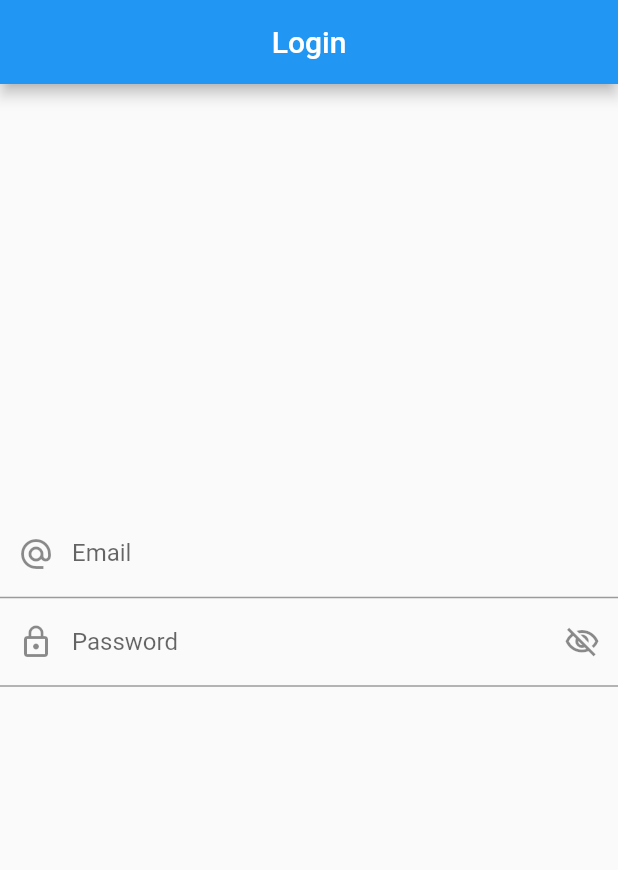
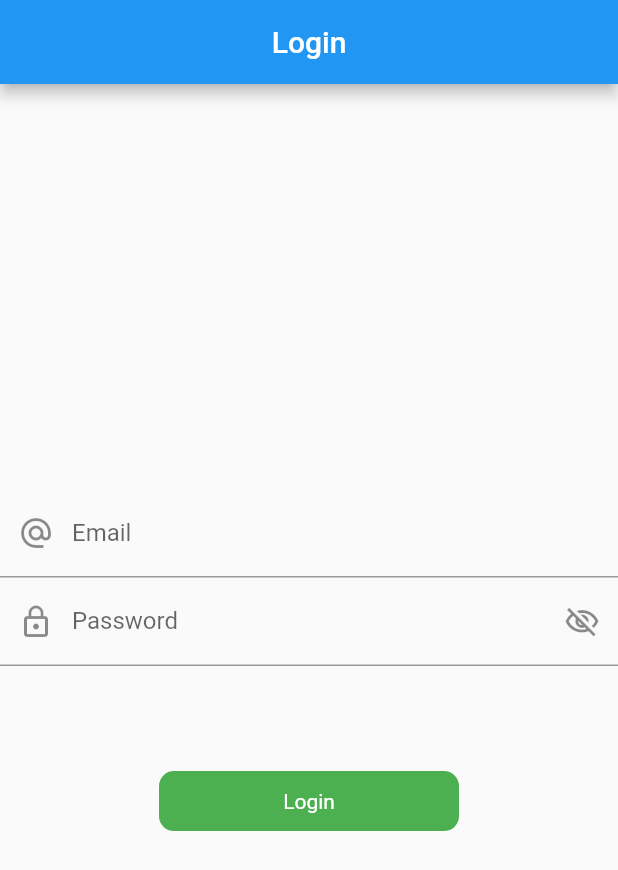
Before and after one commit to ShahedMohammadHridoy/flutter-mvvm, a Flutter app: the screen it shows after launch, on a phone screen of 412 x 824 dp. Shown: the top 870 px of the screen. Run offline on Flutter 3.47's test engine with Material 2 defaults, Android fonts, the phone set to English and light mode, and no system bars; our stand-ins replace another_flushbar, fluttertoast.

Commit message:
Login screen

```diff
--- /dev/null
+++ b/lib/res/color.dart
@@ -0,0 +1,7 @@
+import 'package:flutter/material.dart';
+
+class AppColor {
+  static const Color blackColor = Color(0xFF000000);
+  static const Color whiteColor = Color(0xFFFFFFFF);
+  static const Color buttonColor = Colors.green;
+}
--- /dev/null
+++ b/lib/res/components/round_button.dart
@@ -0,0 +1,37 @@
+import 'package:flutter/material.dart';
+import 'package:mvvm/res/color.dart';
+
+class RoundButton extends StatelessWidget {
+  final String title;
+  final bool loading;
+  final VoidCallback onPress;
+
+  const RoundButton(
+      {Key? key,
+      required this.title,
+      this.loading = false,
+      required this.onPress})
+      : super(key: key);
+
+  @override
+  Widget build(BuildContext context) {
+    return InkWell(
+      onTap: onPress,
+      child: Container(
+        height: 40,
+        width: 200,
+        decoration: BoxDecoration(
+          borderRadius: BorderRadius.circular(10.0),
+          color: AppColor.buttonColor,
+        ),
+        child: Center(
+            child: loading
+                ? const CircleAvatar()
+                : Text(
+                    title,
+                    style: const TextStyle(color: AppColor.whiteColor),
+                  )),
+      ),
+    );
+  }
+}
--- a/lib/utils/utils.dart
+++ b/lib/utils/utils.dart
@@ -20,16 +20,16 @@ class Utils {
     );
   }
 
-  static flashBarErrorMessage(
+  static flushBarErrorMessage(
       /*String title,*/ String message, BuildContext context) {
     showFlushbar(
       context: context,
       flushbar: Flushbar(
+        backgroundColor: Colors.red,
         message: message,
         duration: const Duration(seconds: 3),
         // title: title,
         // titleColor: Colors.black,
-        // backgroundColor: Colors.red,
         // margin: const EdgeInsets.symmetric(horizontal: 2.0, vertical: 2.0),
         // padding: const EdgeInsets.all(20.0),
         // forwardAnimationCurve: Curves.bounceInOut,
--- a/lib/view/login_view.dart
+++ b/lib/view/login_view.dart
@@ -1,4 +1,5 @@
 import 'package:flutter/material.dart';
+import 'package:mvvm/res/components/round_button.dart';
 import 'package:mvvm/utils/utils.dart';
 
 class LoginView extends StatefulWidget {
@@ -66,8 +67,23 @@ class _LoginViewState extends State<LoginView> {
                   );
                 }),
             SizedBox(
-              height: height * .1,
-            )
+              height: height * .085,
+            ),
+            RoundButton(
+              title: "Login",
+              onPress: () {
+                if (_emailController.text.isEmpty) {
+                  Utils.flushBarErrorMessage('Please enter email', context);
+                } else if (_passwordController.text.isEmpty) {
+                  Utils.flushBarErrorMessage('Please enter password', context);
+                } else if (_passwordController.text.length < 6) {
+                  Utils.flushBarErrorMessage(
+                      'Please enter more than 6 digit password', context);
+                } else {
+                  print('Api hit');
+                }
+              },
+            ),
           ],
         )));
   }
```
